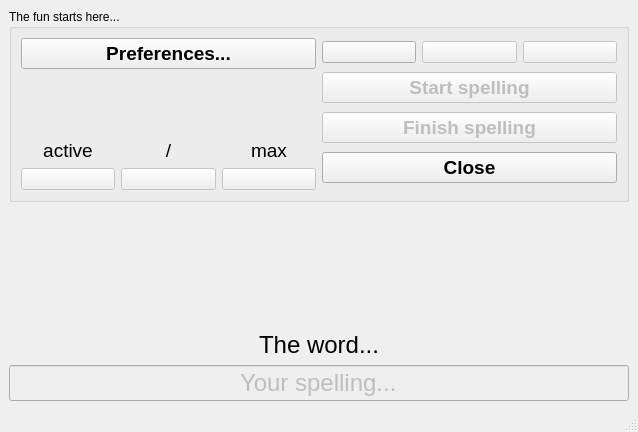
davidlamhauge/daspelling, file mainwindow.ui: the form before one commit.
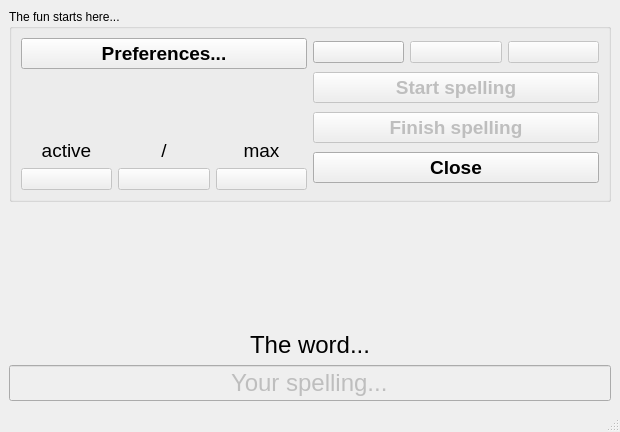
The form after the commit. Icons and pictures are not drawn.

Commit message: Save size and position. Version 0.9.3

Diff of the .ui file:
```diff
--- a/mainwindow.ui
+++ b/mainwindow.ui
@@ -6,7 +6,7 @@
    <rect>
     <x>0</x>
     <y>0</y>
-    <width>638</width>
+    <width>620</width>
     <height>432</height>
    </rect>
   </property>
```
Left out of the diff: 4 changed lines with no effect on the pictures. The commit also changes 2 other files.
